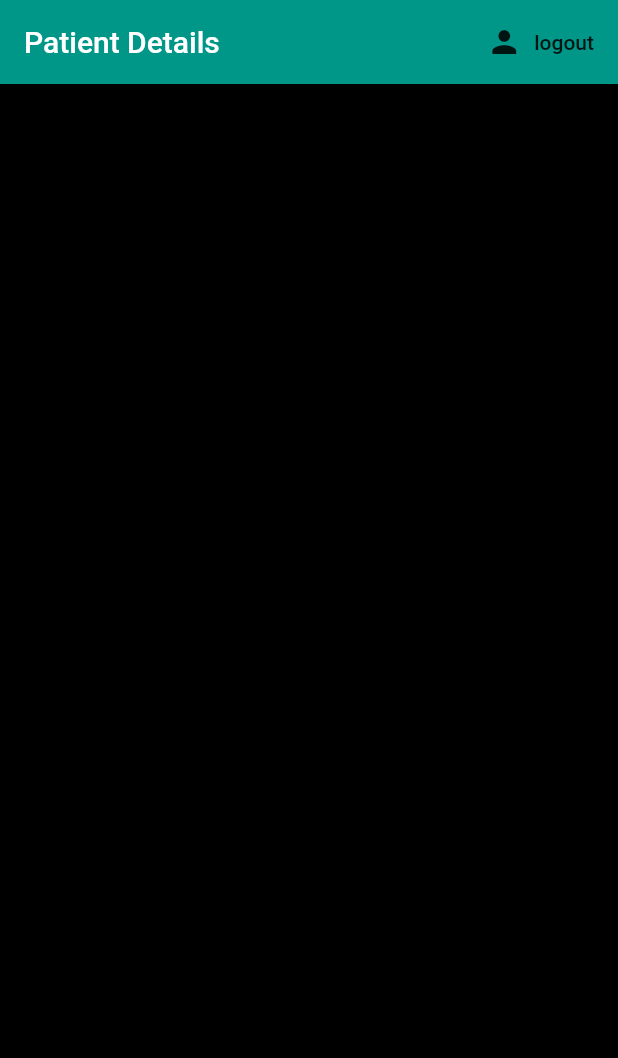
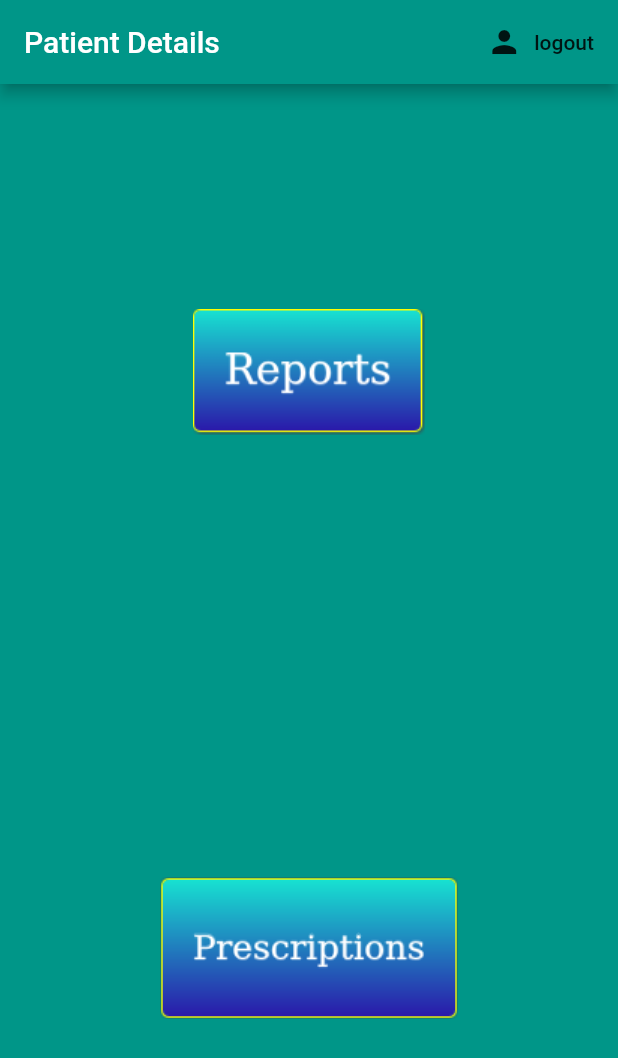
Before and after one commit to TechnicallyItsPossible/medifriend, a Flutter app: the screen it shows once a user with an empty profile is signed in, on a phone screen of 412 x 824 dp. Shown: the top 1058 px of the screen. Run offline on Flutter 3.47's test engine with Material 2 defaults, Android fonts, the phone set to English and light mode, and no system bars; our stand-ins replace firebase_auth, flutter_spinkit, splashscreen; accounts and stored records are empty.

Commit message:
Added Home screen for patient with options
Signed-off-by: Raaj Anand Chaudhary <raaj.anand2@gmail.com>

```diff
--- a/lib/screens/home/home.dart
+++ b/lib/screens/home/home.dart
@@ -1,3 +1,4 @@
+import 'package:MediFriend/screens/home/options.dart';
 import 'package:MediFriend/services/auth.dart';
 import 'package:flutter/material.dart';
 
@@ -7,7 +8,7 @@ class Home extends StatelessWidget {
   @override
   Widget build(BuildContext context) {
     return Scaffold(
-      backgroundColor: Colors.black,
+      backgroundColor: Colors.teal,
       appBar: AppBar(
         title: Text('Patient Details'),
         backgroundColor: Colors.teal,
@@ -21,6 +22,7 @@ class Home extends StatelessWidget {
           )
         ],
       ),
+      body: Options(),
     );
   }
 }
--- /dev/null
+++ b/lib/screens/home/options.dart
@@ -0,0 +1,28 @@
+import 'package:flutter/material.dart';
+
+class Options extends StatefulWidget {
+  @override
+  _OptionsState createState() => _OptionsState();
+}
+
+class _OptionsState extends State<Options> {
+  @override
+  Widget build(BuildContext context) {
+    return Center(
+      child: Column(
+        children: <Widget>[
+          Expanded(
+            child: FlatButton(
+                onPressed: () {}, child: Image.asset('images/report.png')),
+          ),
+          Expanded(
+            child: FlatButton(
+              onPressed: () {},
+              child: Image.asset('images/pres.png'),
+            ),
+          )
+        ],
+      ),
+    );
+  }
+}
--- a/pubspec.yaml
+++ b/pubspec.yaml
@@ -51,6 +51,7 @@ flutter:
   # To add assets to your application, add an assets section, like this:
   assets:
     - assets/logo2.png
+    - images/
 
   # An image asset can refer to one or more resolution-specific "variants", see
   # https://flutter.dev/assets-and-images/#resolution-aware.
```
Also changed, not shown: images/pres.png (added), images/report.png (added).
